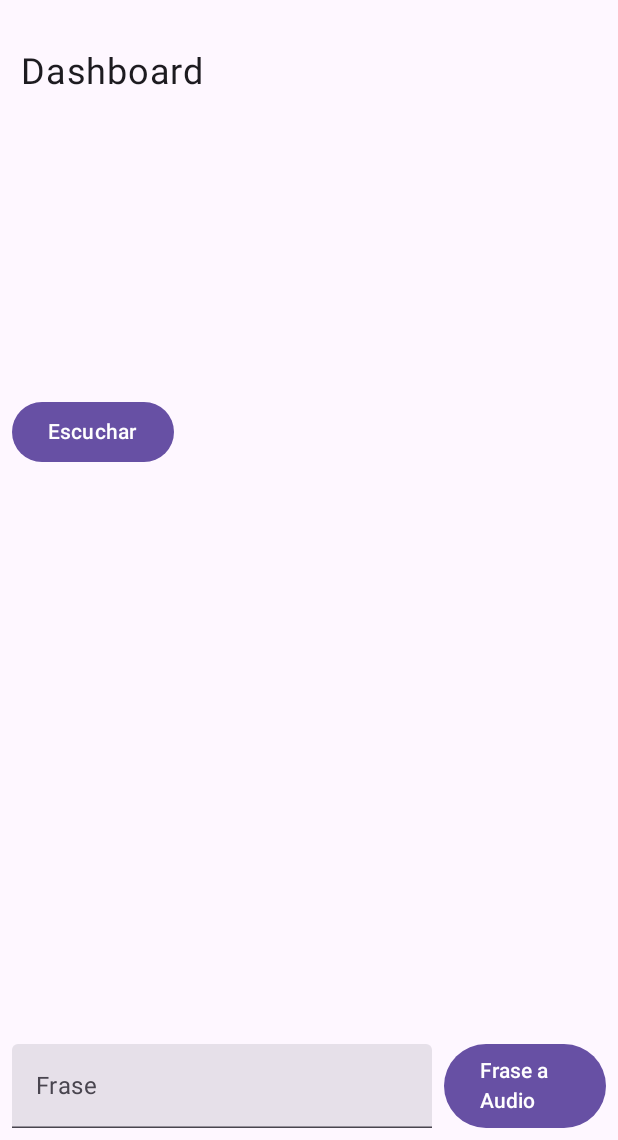
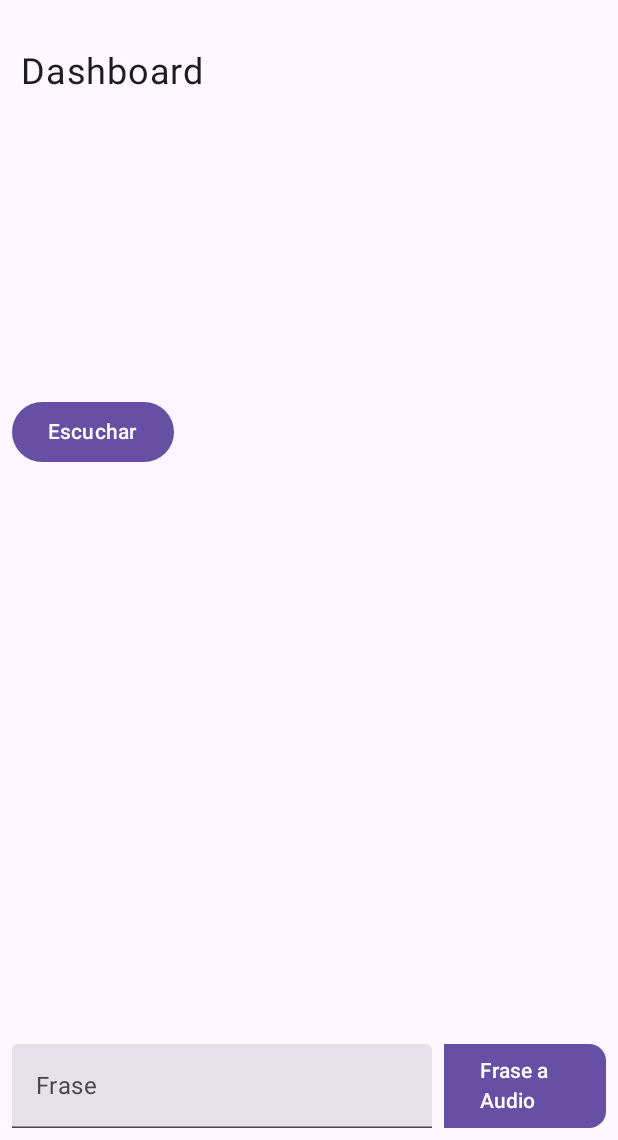
Before and after one commit to CroiXan/talk-companion, an Android app built with Jetpack Compose: the MainActivity screen opened directly, with no data from a screen before it, on a phone screen of 412 x 824 dp, the part 96-1236 px from its top. Run offline under Robolectric (Android 15) with nearby library versions, the phone set to English and light mode, and no system bars; our stand-ins replace livedata-compose; 1 statement that could not run was skipped.

Commit message:
cambio de bordes en botones

```diff
--- a/app/src/main/java/com/example/talkcompanion/common/components/DashboardMock.kt
+++ b/app/src/main/java/com/example/talkcompanion/common/components/DashboardMock.kt
@@ -11,6 +11,7 @@ import androidx.compose.foundation.layout.padding
 import androidx.compose.foundation.lazy.grid.GridCells
 import androidx.compose.foundation.lazy.grid.LazyVerticalGrid
 import androidx.compose.foundation.lazy.grid.items
+import androidx.compose.foundation.shape.RoundedCornerShape
 import androidx.compose.material3.Button
 import androidx.compose.material3.Text
 import androidx.compose.material3.TextField
@@ -81,8 +82,11 @@ fun DashboardMockScreen(innerPadding: PaddingValues, context: Context, textToSpe
                     Text("Frase")
                 },
                 modifier = Modifier.padding(4.dp)
+
             )
-            Button(onClick = {  },
+
+            Button(onClick = { speak(frase, textToSpeechInstance) },
+                shape = RoundedCornerShape(0,20,20,0),
                 modifier = Modifier.padding(4.dp)) {
                 Text(text = "Frase a Audio")
             }
--- a/app/src/main/java/com/example/talkcompanion/feature/phrase/components/PhraseManagerScreen.kt
+++ b/app/src/main/java/com/example/talkcompanion/feature/phrase/components/PhraseManagerScreen.kt
@@ -12,6 +12,7 @@ import androidx.compose.foundation.layout.size
 import androidx.compose.foundation.layout.wrapContentHeight
 import androidx.compose.foundation.lazy.LazyColumn
 import androidx.compose.foundation.lazy.items
+import androidx.compose.foundation.shape.RoundedCornerShape
 import androidx.compose.material.icons.Icons
 import androidx.compose.material.icons.automirrored.filled.ArrowBack
 import androidx.compose.material.icons.filled.Delete
@@ -96,6 +97,7 @@ fun PhraseManagerScreen(context: Context, innerPadding: PaddingValues){
                                 top = 4.dp,
                                 end = 4.dp,
                                 bottom = 4.dp),
+                            shape = RoundedCornerShape(100),
                             onClick = { phraseList = deletePhraseById(context, phrase.id) }) {
                             Icon(
                                 imageVector = Icons.Filled.Delete,
@@ -108,6 +110,7 @@ fun PhraseManagerScreen(context: Context, innerPadding: PaddingValues){
                                 top = 4.dp,
                                 end = 0.dp,
                                 bottom = 4.dp),
+                            shape = RoundedCornerShape(20,0,0,20),
                             onClick = { phraseList = changePhrasePosition(context, phraseList, phrase.id, false) }) {
                             Icon(
                                 imageVector = Icons.Filled.KeyboardArrowDown,
@@ -120,6 +123,7 @@ fun PhraseManagerScreen(context: Context, innerPadding: PaddingValues){
                                 top = 4.dp,
                                 end = 4.dp,
                                 bottom = 4.dp),
+                            shape = RoundedCornerShape(0,20,20,0),
                             onClick = { phraseList = changePhrasePosition(context, phraseList, phrase.id, true) }) {
                             Icon(
                                 imageVector = Icons.Filled.KeyboardArrowUp,
```
